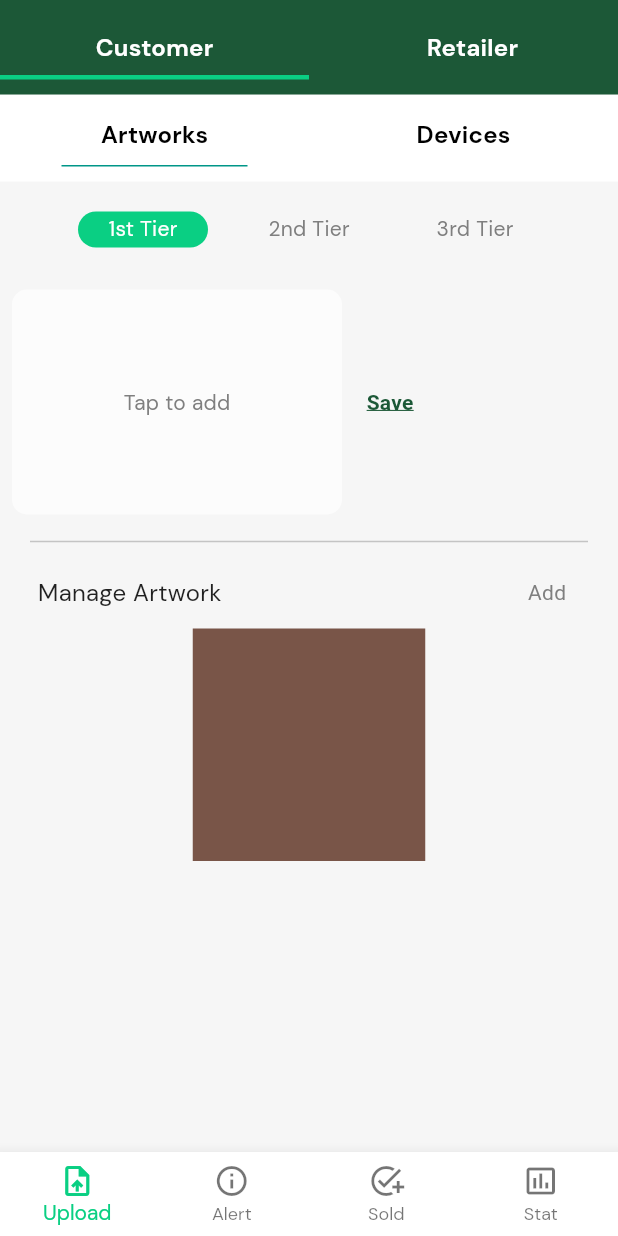
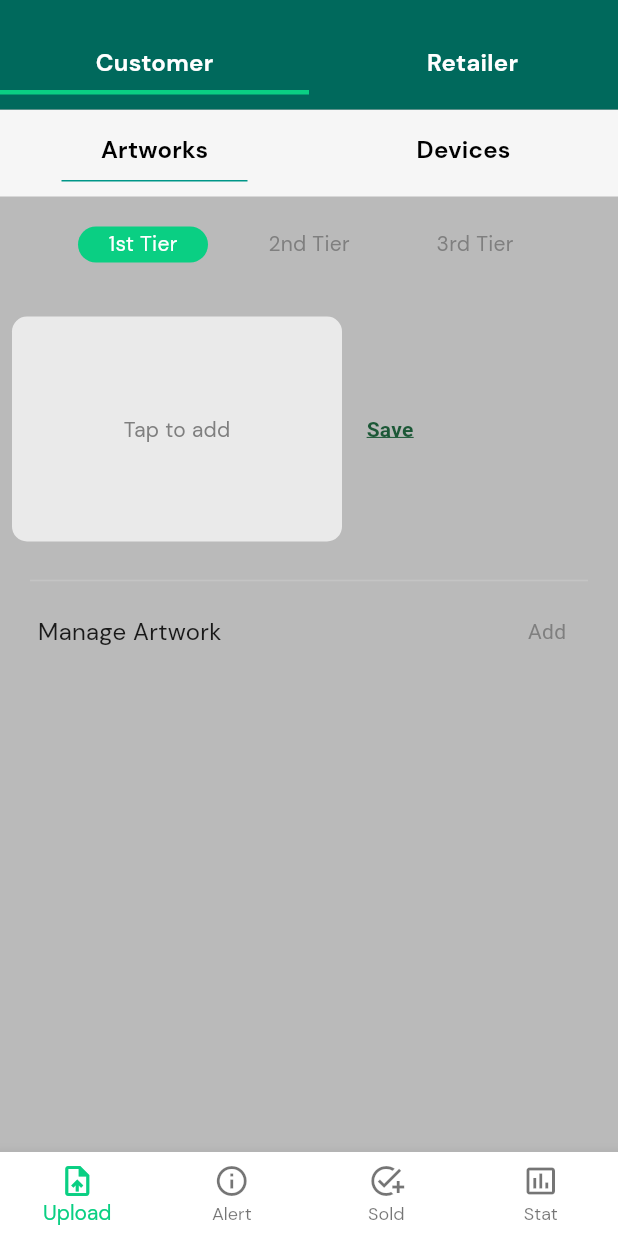
Before and after one commit to Edamijueda/MHG, a Flutter app: the AdminHomeView screen opened by its route, on a phone screen of 412 x 824 dp. Run offline on Flutter 3.47's test engine with Material 2 defaults, Android fonts, the phone set to English and light mode, and no system bars; our stand-ins replace cached_network_image, cloud_firestore, firebase_auth, firebase_core, firebase_storage, freezed_annotation and 4 more; accounts and stored records are empty; project files that could hold a hidden picture were left out.

```diff
--- a/lib/constants.dart
+++ b/lib/constants.dart
@@ -22,6 +22,7 @@ const String passwordHintText = 'Password';
 const String priceHintTxt = '\$Price';
 const String priceTxt = 'price';
 const String customTitleTxt = 'customTitle';
+const String idTxt = 'id';
 const String titleTxt = 'title';
 const String searchItemHintTxt = 'Search item';
 const String descHintTxt = 'write short description';
--- a/lib/core/services/database/firestore.dart
+++ b/lib/core/services/database/firestore.dart
@@ -107,6 +107,7 @@ class FirestoreDbService with ReactiveServiceMixin {
     }
   }
 
+  List<Artwork?> tempReactiveList = List<Artwork?>.empty(growable: true);
   Future addArtwork(Artwork artworkData) async {
     log.i('parameter, artwork title: ${artworkData.title}');
     _collectionRef = FirebaseFirestore.instance.collection(artworkTxt);
@@ -128,7 +129,6 @@ class FirestoreDbService with ReactiveServiceMixin {
         customTitle: temp1?.customTitle,
         id: docId,
       );
-      List<Artwork?> tempReactiveList = List<Artwork?>.empty(growable: true);
       tempReactiveList.add(artworkDataFromFirestore);
       _reactiveListOfArtwork.value = tempReactiveList;
       notifyListeners();
@@ -150,20 +150,16 @@ class FirestoreDbService with ReactiveServiceMixin {
     }
   }
 
-  getArtworkRealtimeUpdate({required String id}) {
-    log.i('parameter: $id');
+  getArtworkRealtimeUpdate() {
+    log.i('no parameter');
     //Artwork? artworkData;
-    FirebaseFirestore.instance
-        .collection(artworkTxt)
-        .doc(id)
-        .snapshots()
-        .listen(
-      (event) async {
-        var docRef = event.reference.withConverter(
-            fromFirestore: Artwork.fromDocument,
-            toFirestore: (Artwork artwork, _) => artwork.toMap());
-        var docSnap = await docRef.get();
-        Artwork? temp = docSnap.data();
+    FirebaseFirestore.instance.collection(artworkTxt).snapshots().listen(
+      (event) {
+        _reactiveListOfArtwork.value =
+            event.docs.map((e) => Artwork.fromDocument(e, null)).toList();
+        //notifyListeners();
+        //_reactiveListOfArtwork.value = event.docs.cast();
+
         /*_artworkDataFromFirestore = Artwork(
           artworkUrl: temp?.artworkUrl,
           title: temp?.title,
--- a/lib/ui/screens/admin/admin_home/admin_home_view.dart
+++ b/lib/ui/screens/admin/admin_home/admin_home_view.dart
@@ -1,4 +1,5 @@
 import 'package:flutter/material.dart';
+import 'package:flutter/painting.dart';
 import 'package:mhg/constants.dart';
 import 'package:mhg/ui/screens/admin/admin_home/admin_home_view_model.dart';
 import 'package:mhg/ui/screens/admin/tier1/tier1_view.dart';
@@ -47,7 +48,7 @@ class _AdminHomeViewState extends State<AdminHomeView>
       initialiseSpecialViewModelsOnce: true,
       viewModelBuilder: () => AdminHomeViewModel(),
       builder: (context, model, child) => Scaffold(
-        backgroundColor: backgroundColour,
+        backgroundColor: grey, //backgroundColour,
         //Colors.tealAccent,//backgroundColour,
         body: getViewForIndex(model.currentIndex, model),
         bottomNavigationBar: BottomNavigationBar(
@@ -86,8 +87,8 @@ class _AdminHomeViewState extends State<AdminHomeView>
           child: Column(
             children: [
               Container(
-                padding: EdgeInsets.only(top: 5.0),
-                color: pVariantColour, //Colors.teal.shade800,
+                padding: EdgeInsets.only(top: 15.0), // prev top: 5.0
+                color: Colors.teal.shade800,
                 child: build2ColumnTabBar(
                   text4column1: customer,
                   text4column2: retailer,
@@ -102,7 +103,7 @@ class _AdminHomeViewState extends State<AdminHomeView>
                       child: Column(
                         children: [
                           Container(
-                            color: white,
+                            color: backgroundColour, //white,
                             child: build2ColumnTabBar(
                               text4column1: artworkTxt,
                               text4column2: deviceTxt,
--- a/lib/ui/screens/admin/tier1/tier1_view.dart
+++ b/lib/ui/screens/admin/tier1/tier1_view.dart
@@ -39,7 +39,8 @@ class _Admin1stTierViewState extends State<Admin1stTierView> {
         child: Column(
           children: [
             Padding(
-              padding: const EdgeInsets.fromLTRB(8.0, 16.0, 8.0, 8.0),
+              //prev used top:16, bottom:8, use new value to use column space
+              padding: const EdgeInsets.fromLTRB(8.0, 24.0, 8.0, 16.0),
               child: Row(
                 children: [
                   ImageSelectionContainer(model: model),
@@ -62,6 +63,7 @@ class _Admin1stTierViewState extends State<Admin1stTierView> {
               ),
             ),
             buildDivider(),
+            //SizedBox(height: 10.0), // to give height spacing
             Row(
               mainAxisAlignment: MainAxisAlignment.center,
               children: <Widget>[
@@ -81,6 +83,7 @@ class _Admin1stTierViewState extends State<Admin1stTierView> {
                 ),
               ],
             ),
+            SizedBox(height: 10.0), // to give height spacing
             (model.reactiveListOfArtwork != null)
                 ? SizedBox(
                     height: 190.0, //original value 155.0,
@@ -92,11 +95,12 @@ class _Admin1stTierViewState extends State<Admin1stTierView> {
                           .toList(),
                     ),
                   )
-                : Container(
+                : SizedBox.shrink()
+            /*: Container(
                     height: 155.0,
                     width: 155.0,
                     color: Colors.brown,
-                  )
+                  )*/
           ],
         ),
       ),
--- a/lib/ui/screens/admin/tier1/tier1_viewmodel.dart
+++ b/lib/ui/screens/admin/tier1/tier1_viewmodel.dart
@@ -180,7 +180,7 @@ class Admin1stTierViewModel extends MultipleFutureViewModel {
   }
 
   void callArtworkRealtimeUpdate() {
-    // _fireStoreDbService.getArtworkRealtimeUpdate();
+    _fireStoreDbService.getArtworkRealtimeUpdate();
   }
 
   Future viewProductDetails(Artwork? artwork) async {
--- a/lib/ui/setup/dialog/product/product_details_view.dart
+++ b/lib/ui/setup/dialog/product/product_details_view.dart
@@ -39,6 +39,11 @@ class _ProductDetailsViewState extends State<ProductDetailsView> {
               children: [
                 Text(
                   widget.request.data.title,
+                  style: TextStyle(fontSize: 18.0),
+                ),
+                SizedBox(height: 10.0),
+                Text(
+                  widget.request.data.id,
                   style: TextStyle(fontSize: 18.0),
                 ),
                 SizedBox(height: 10.0),
--- a/lib/ui/theme/typography.dart
+++ b/lib/ui/theme/typography.dart
@@ -126,7 +126,7 @@ const textStyleWhiteBold16 = TextStyle(
   fontWeight: FontWeight.bold,
   letterSpacing: 0.2,
   height: 0.9,
-); // Used by Customer/Retailer Strings
+); // Used by Customer/Retailer Strings, AdminHomeView()
 
 const textStyleBlackBold16 = TextStyle(
   color: black,
```
Also changed, not shown: lib/core/models/artwork/artwork.dart (+8 -6 lines), 4 other files.
